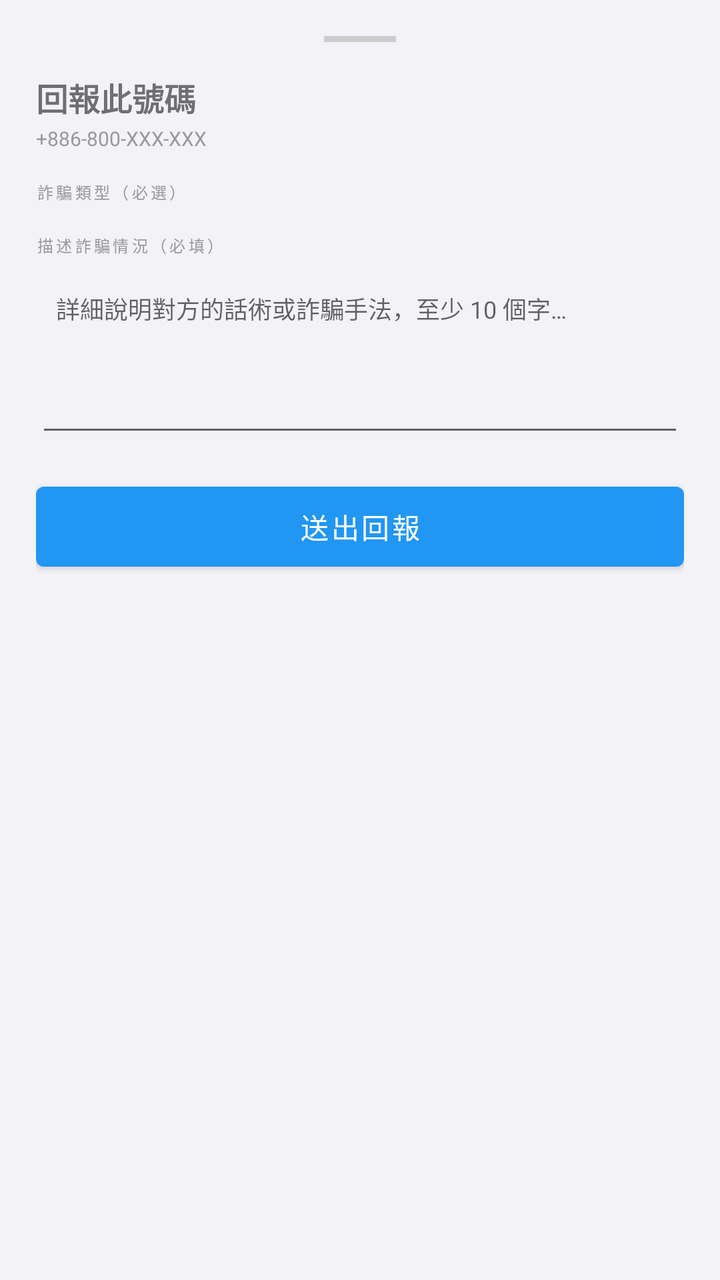
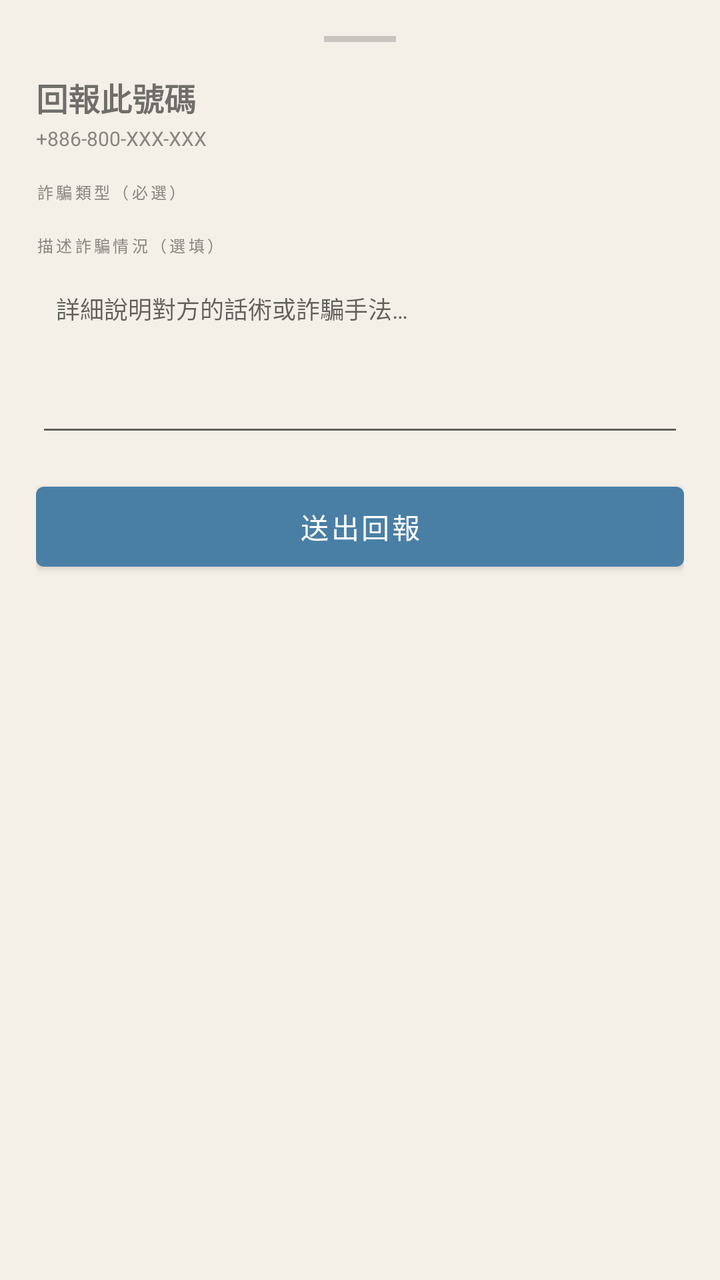

Compare the two renders of this Android layout. The source of the first and the diff that turns it into the second are given below.
<!-- AndroidManifest.xml: application theme Theme.FraudDetector -->
<!-- res/layout/dialog_report_bottom_sheet.xml -->
<?xml version="1.0" encoding="utf-8"?>
<LinearLayout xmlns:android="http://schemas.android.com/apk/res/android"
    xmlns:app="http://schemas.android.com/apk/res-auto"
    android:layout_width="match_parent"
    android:layout_height="wrap_content"
    android:orientation="vertical"
    android:padding="18dp">

    
    <View
        android:layout_width="36dp"
        android:layout_height="3dp"
        android:background="#CCCCCC"
        android:layout_gravity="center_horizontal"
        android:layout_marginBottom="16dp" />

    <TextView
        android:layout_width="wrap_content"
        android:layout_height="wrap_content"
        android:text="@string/report_number_title"
        android:textSize="16sp"
        android:textStyle="bold"
        android:layout_marginBottom="2dp" />

    <TextView
        android:id="@+id/tvModalNumber"
        android:layout_width="wrap_content"
        android:layout_height="wrap_content"
        android:text="+886-800-XXX-XXX"
        android:textSize="10sp"
        android:textColor="#999999"
        android:layout_marginBottom="14dp" />

    
    <TextView
        android:layout_width="wrap_content"
        android:layout_height="wrap_content"
        android:text="@string/fraud_type_required"
        android:textSize="8sp"
        android:textColor="#999999"
        android:letterSpacing="0.18"
        android:layout_marginBottom="7dp" />

    <com.google.android.material.chip.ChipGroup
        android:id="@+id/chipGroupModalType"
        android:layout_width="match_parent"
        android:layout_height="wrap_content"
        android:layout_marginBottom="8dp"
        app:singleSelection="true" />

    
    <EditText
        android:id="@+id/etOtherType"
        android:layout_width="match_parent"
        android:layout_height="wrap_content"
        android:hint="@string/other_type_hint"
        android:inputType="text"
        android:padding="10dp"
        android:textSize="12sp"
        android:visibility="gone"
        android:layout_marginBottom="14dp" />

    
    <TextView
        android:layout_width="wrap_content"
        android:layout_height="wrap_content"
        android:text="@string/report_content_label"
        android:textSize="8sp"
        android:textColor="#999999"
        android:letterSpacing="0.18"
        android:layout_marginBottom="7dp" />

    <EditText
        android:id="@+id/etContent"
        android:layout_width="match_parent"
        android:layout_height="88dp"
        android:hint="@string/report_content_hint"
        android:gravity="top"
        android:inputType="textMultiLine"
        android:padding="10dp"
        android:textSize="12sp"
        android:layout_marginBottom="14dp" />

    <com.google.android.material.button.MaterialButton
        android:id="@+id/btnModalSubmit"
        android:layout_width="match_parent"
        android:layout_height="52dp"
        android:text="@string/submit" />

</LinearLayout>
<!-- resources referenced by this layout -->
<resources>
  <string name="fraud_type_required">詐騙類型（必選）</string>
  <string name="other_type_hint">請說明詐騙類型</string>
  <string name="report_content_hint">詳細說明對方的話術或詐騙手法，至少 10 個字…</string>
  <string name="report_content_label">描述詐騙情況（必填）</string>
  <string name="report_number_title">回報此號碼</string>
  <string name="submit">送出回報</string>
  <style name="Theme.FraudDetector" parent="Theme.MaterialComponents.Light.NoActionBar">
          <item name="colorPrimary">@color/blue</item>
          <item name="colorPrimaryDark">@color/blue_dk</item>
          <item name="colorAccent">@color/blue</item>
          <item name="android:windowBackground">@color/bg</item>
          <item name="android:statusBarColor">@color/blue_dk</item>
          <item name="android:navigationBarColor">@color/white</item>
      </style>
  <color name="blue">#FF2196F3</color>
  <color name="blue_dk">#FF1976D2</color>
  <color name="bg">#FFF2F2F7</color>
  <color name="white">#FFFFFFFF</color>
</resources>

<!-- the commit's change to res/layout/dialog_report_bottom_sheet.xml (unified diff, before → after) -->
@@ -10,7 +10,7 @@
     <View
         android:layout_width="36dp"
         android:layout_height="3dp"
-        android:background="#CCCCCC"
+        android:background="#C8C4C0"
         android:layout_gravity="center_horizontal"
         android:layout_marginBottom="16dp" />
 
@@ -28,7 +28,7 @@
         android:layout_height="wrap_content"
         android:text="+886-800-XXX-XXX"
         android:textSize="10sp"
-        android:textColor="#999999"
+        android:textColor="#8C8480"
         android:layout_marginBottom="14dp" />
 
     
@@ -37,7 +37,7 @@
         android:layout_height="wrap_content"
         android:text="@string/fraud_type_required"
         android:textSize="8sp"
-        android:textColor="#999999"
+        android:textColor="#8C8480"
         android:letterSpacing="0.18"
         android:layout_marginBottom="7dp" />
 
@@ -66,7 +66,7 @@
         android:layout_height="wrap_content"
         android:text="@string/report_content_label"
         android:textSize="8sp"
-        android:textColor="#999999"
+        android:textColor="#8C8480"
         android:letterSpacing="0.18"
         android:layout_marginBottom="7dp" />
 
<!-- resource entries referenced after the edit -->
@@ -2,21 +2,21 @@
 <resources>
   <string name="fraud_type_required">詐騙類型（必選）</string>
   <string name="other_type_hint">請說明詐騙類型</string>
-  <string name="report_content_hint">詳細說明對方的話術或詐騙手法，至少 10 個字…</string>
-  <string name="report_content_label">描述詐騙情況（必填）</string>
+  <string name="report_content_hint">詳細說明對方的話術或詐騙手法…</string>
+  <string name="report_content_label">描述詐騙情況（選填）</string>
   <string name="report_number_title">回報此號碼</string>
   <string name="submit">送出回報</string>
   <style name="Theme.FraudDetector" parent="Theme.MaterialComponents.Light.NoActionBar">
-          <item name="colorPrimary">@color/blue</item>
-          <item name="colorPrimaryDark">@color/blue_dk</item>
-          <item name="colorAccent">@color/blue</item>
+          <item name="colorPrimary">@color/steel_blue</item>
+          <item name="colorPrimaryDark">@color/steel_blue_dark</item>
+          <item name="colorAccent">@color/steel_blue</item>
           <item name="android:windowBackground">@color/bg</item>
-          <item name="android:statusBarColor">@color/blue_dk</item>
+          <item name="android:statusBarColor">@color/steel_blue_dark</item>
           <item name="android:navigationBarColor">@color/white</item>
       </style>
-  <color name="blue">#FF2196F3</color>
-  <color name="blue_dk">#FF1976D2</color>
-  <color name="bg">#FFF2F2F7</color>
+  <color name="steel_blue">#FF4A7FA5</color>
+  <color name="steel_blue_dark">#FF3A6A8E</color>
+  <color name="bg">#FFF4F0E8</color>
   <color name="white">#FFFFFFFF</color>
 </resources>
 
